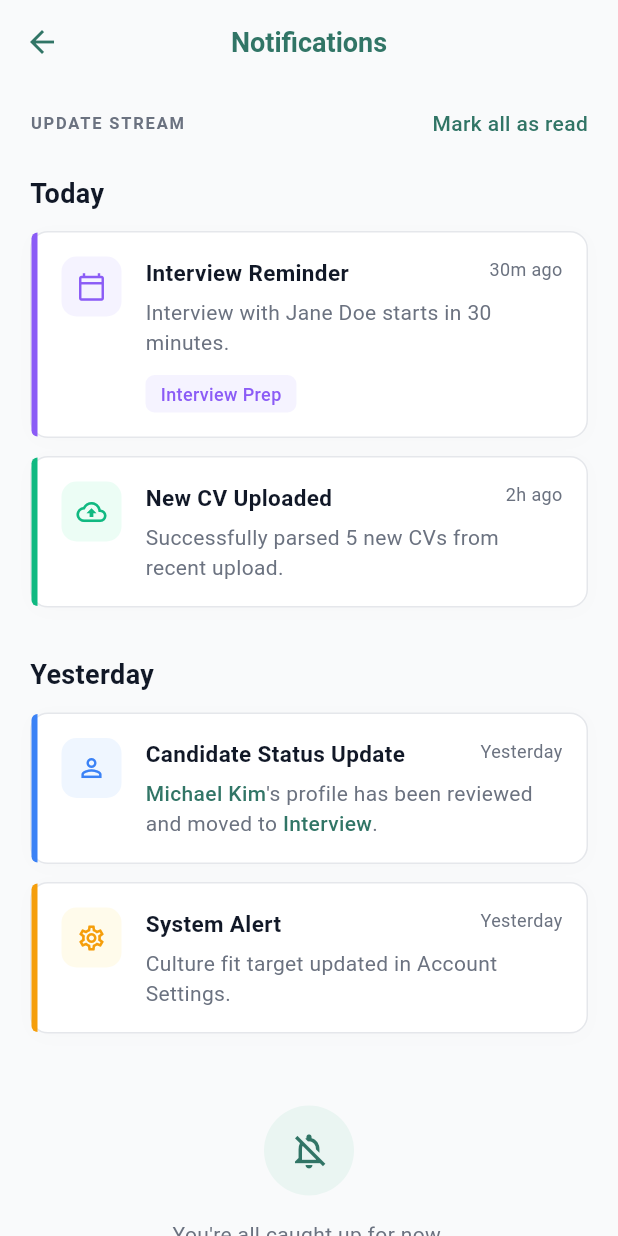
After one commit to glantrox/electus_app, a Flutter app: the NotificationScreen screen opened by its route, on a phone screen of 412 x 824 dp. The commit adds this screen. Run offline on Flutter 3.47's test engine with Material 3 defaults, Android fonts, the phone set to English and light mode, and no system bars; our stand-ins replace camera, equatable, flutter_bloc, get_it, go_router, image_picker.

Commit message:
Add notification screen and update navigation; refactor dashboard and statistics to link to notifications

```diff
--- a/lib/core/theme/colors.dart
+++ b/lib/core/theme/colors.dart
@@ -42,4 +42,13 @@ class AppColor {
   static const Color errorBackground = Color(0xFFFEF2F2);
   static const Color errorText = Color(0xFFDC2626);
   static const Color errorIcon = Color(0xFFB91C1C);
+
+  static const Color notifPurple = Color(0xFF8B5CF6);
+  static const Color notifPurpleBg = Color(0xFFF5F3FF);
+  static const Color notifGreen = Color(0xFF10B981);
+  static const Color notifGreenBg = Color(0xFFECFDF5);
+  static const Color notifBlue = Color(0xFF3B82F6);
+  static const Color notifBlueBg = Color(0xFFEFF6FF);
+  static const Color notifOrange = Color(0xFFF59E0B);
+  static const Color notifOrangeBg = Color(0xFFFFFBEB);
 }
--- a/lib/presentation/pages/dashboard.dart
+++ b/lib/presentation/pages/dashboard.dart
@@ -1,5 +1,6 @@
 import 'package:electus_app/core/theme/colors.dart';
 import 'package:flutter/material.dart';
+import 'package:go_router/go_router.dart';
 
 class DashboardScreen extends StatelessWidget {
   const DashboardScreen({super.key});
@@ -215,17 +216,21 @@ class _DashboardPersistentHeaderDelegate
                           Opacity(
                             opacity: expandedPercent,
                             child: Container(
-                              padding: const EdgeInsets.all(8),
+                              padding: const EdgeInsets.all(6),
                               decoration: BoxDecoration(
                                 color: Colors.white.withOpacity(0.15),
                                 shape: BoxShape.circle,
                               ),
-                              child: const Stack(
+                              child: Stack(
                                 children: [
-                                  Icon(
-                                    Icons.notifications_none,
-                                    color: Colors.white,
-                                    size: 20,
+                                  IconButton(
+                                    onPressed: () =>
+                                        context.push('/notification'),
+                                    icon: Icon(
+                                      Icons.notifications_none,
+                                      color: Colors.white,
+                                      size: 22,
+                                    ),
                                   ),
                                   Positioned(
                                     top: 2,
--- /dev/null
+++ b/lib/presentation/pages/notification.dart
@@ -0,0 +1,338 @@
+import 'package:electus_app/core/theme/colors.dart';
+import 'package:flutter/material.dart';
+import 'package:go_router/go_router.dart';
+
+class NotificationScreen extends StatelessWidget {
+  const NotificationScreen({super.key});
+
+  @override
+  Widget build(BuildContext context) {
+    return Scaffold(
+      backgroundColor: AppColor.background,
+      appBar: AppBar(
+        backgroundColor: AppColor.background,
+        elevation: 0,
+        leading: IconButton(
+          icon: const Icon(Icons.arrow_back, color: AppColor.primary),
+          onPressed: () => context.pop(),
+        ),
+        title: const Text(
+          'Notifications',
+          style: TextStyle(
+            color: AppColor.primary,
+            fontSize: 18,
+            fontWeight: FontWeight.w600,
+          ),
+        ),
+        centerTitle: true,
+      ),
+      // Use ListView instead of SingleChildScrollView for better scrolling performance
+      // if this list grows, though ListView.builder is required for production.
+      body: ListView(
+        padding: const EdgeInsets.symmetric(horizontal: 20, vertical: 16),
+        children: const [
+          _StreamHeader(),
+          SizedBox(height: 24),
+
+          _SectionHeader(title: 'Today'),
+          SizedBox(height: 12),
+          _NotificationCard(
+            accentColor: AppColor.notifPurple,
+            iconBgColor: AppColor.notifPurpleBg,
+            icon: Icons.calendar_today_outlined,
+            title: 'Interview Reminder',
+            time: '30m ago',
+            content: Text(
+              'Interview with Jane Doe starts in 30 minutes.',
+              style: TextStyle(color: AppColor.textSecondary, fontSize: 14),
+            ),
+            badgeLabel: 'Interview Prep',
+          ),
+          SizedBox(height: 12),
+          _NotificationCard(
+            accentColor: AppColor.notifGreen,
+            iconBgColor: AppColor.notifGreenBg,
+            icon: Icons.cloud_upload_outlined,
+            title: 'New CV Uploaded',
+            time: '2h ago',
+            content: Text(
+              'Successfully parsed 5 new CVs from recent upload.',
+              style: TextStyle(color: AppColor.textSecondary, fontSize: 14),
+            ),
+          ),
+
+          SizedBox(height: 32),
+
+          _SectionHeader(title: 'Yesterday'),
+          SizedBox(height: 12),
+          _NotificationCard(
+            accentColor: AppColor.notifBlue,
+            iconBgColor: AppColor.notifBlueBg,
+            icon: Icons.person_outline,
+            title: 'Candidate Status Update',
+            time: 'Yesterday',
+            // Pass a RichText widget for inline styling (the teal names)
+            content: Text.rich(
+              TextSpan(
+                style: TextStyle(
+                  color: AppColor.textSecondary,
+                  fontSize: 14,
+                  height: 1.4,
+                ),
+                children: [
+                  TextSpan(
+                    text: 'Michael Kim',
+                    style: TextStyle(
+                      color: AppColor.primary,
+                      fontWeight: FontWeight.w500,
+                    ),
+                  ),
+                  TextSpan(text: '\'s profile has been reviewed and moved to '),
+                  TextSpan(
+                    text: 'Interview',
+                    style: TextStyle(
+                      color: AppColor.primary,
+                      fontWeight: FontWeight.w500,
+                    ),
+                  ),
+                  TextSpan(text: '.'),
+                ],
+              ),
+            ),
+          ),
+          SizedBox(height: 12),
+          _NotificationCard(
+            accentColor: AppColor.notifOrange,
+            iconBgColor: AppColor.notifOrangeBg,
+            icon: Icons.settings_outlined,
+            title: 'System Alert',
+            time: 'Yesterday',
+            content: Text(
+              'Culture fit target updated in Account Settings.',
+              style: TextStyle(color: AppColor.textSecondary, fontSize: 14),
+            ),
+          ),
+
+          SizedBox(height: 48),
+          _CaughtUpFooter(),
+          SizedBox(height: 24),
+        ],
+      ),
+    );
+  }
+}
+
+class _StreamHeader extends StatelessWidget {
+  const _StreamHeader();
+
+  @override
+  Widget build(BuildContext context) {
+    return Row(
+      mainAxisAlignment: MainAxisAlignment.spaceBetween,
+      children: [
+        const Text(
+          'UPDATE STREAM',
+          style: TextStyle(
+            fontSize: 11,
+            fontWeight: FontWeight.bold,
+            letterSpacing: 1.2,
+            color: AppColor.textSecondary,
+          ),
+        ),
+        GestureDetector(
+          onTap: () {
+            // Trigger mark all read logic
+          },
+          child: const Text(
+            'Mark all as read',
+            style: TextStyle(
+              fontSize: 14,
+              fontWeight: FontWeight.w500,
+              color: AppColor.primary,
+            ),
+          ),
+        ),
+      ],
+    );
+  }
+}
+
+class _SectionHeader extends StatelessWidget {
+  final String title;
+
+  const _SectionHeader({required this.title});
+
+  @override
+  Widget build(BuildContext context) {
+    return Text(
+      title,
+      style: const TextStyle(
+        fontSize: 18,
+        fontWeight: FontWeight.bold,
+        color: AppColor.textPrimary,
+      ),
+    );
+  }
+}
+
+class _NotificationCard extends StatelessWidget {
+  final Color accentColor;
+  final Color iconBgColor;
+  final IconData icon;
+  final String title;
+  final String time;
+  final Widget content;
+  final String? badgeLabel;
+
+  const _NotificationCard({
+    required this.accentColor,
+    required this.iconBgColor,
+    required this.icon,
+    required this.title,
+    required this.time,
+    required this.content,
+    this.badgeLabel,
+  });
+
+  @override
+  Widget build(BuildContext context) {
+    return Container(
+      decoration: BoxDecoration(
+        color: AppColor.surface,
+        borderRadius: BorderRadius.circular(12),
+        border: Border.all(color: AppColor.borderLight, width: 1),
+        boxShadow: [
+          BoxShadow(
+            color: Colors.black.withOpacity(0.01),
+            blurRadius: 10,
+            offset: const Offset(0, 2),
+          ),
+        ],
+      ),
+      child: IntrinsicHeight(
+        // Ensures the left border stretches to match dynamic content height
+        child: Row(
+          crossAxisAlignment: CrossAxisAlignment.stretch,
+          children: [
+            // Colored left border accent
+            Container(
+              width: 4,
+              decoration: BoxDecoration(
+                color: accentColor,
+                borderRadius: const BorderRadius.only(
+                  topLeft: Radius.circular(12),
+                  bottomLeft: Radius.circular(12),
+                ),
+              ),
+            ),
+            Expanded(
+              child: Padding(
+                padding: const EdgeInsets.all(16.0),
+                child: Row(
+                  crossAxisAlignment: CrossAxisAlignment.start,
+                  children: [
+                    // Icon with background
+                    Container(
+                      padding: const EdgeInsets.all(10),
+                      decoration: BoxDecoration(
+                        color: iconBgColor,
+                        borderRadius: BorderRadius.circular(10),
+                      ),
+                      child: Icon(icon, color: accentColor, size: 20),
+                    ),
+                    const SizedBox(width: 16),
+                    // Main content column
+                    Expanded(
+                      child: Column(
+                        crossAxisAlignment: CrossAxisAlignment.start,
+                        children: [
+                          Row(
+                            mainAxisAlignment: MainAxisAlignment.spaceBetween,
+                            crossAxisAlignment: CrossAxisAlignment.start,
+                            children: [
+                              Expanded(
+                                child: Text(
+                                  title,
+                                  style: const TextStyle(
+                                    fontSize: 15,
+                                    fontWeight: FontWeight.bold,
+                                    color: AppColor.textPrimary,
+                                  ),
+                                ),
+                              ),
+                              Text(
+                                time,
+                                style: const TextStyle(
+                                  fontSize: 12,
+                                  color: AppColor.textSecondary,
+                                ),
+                              ),
+                            ],
+                          ),
+                          const SizedBox(height: 6),
+                          content,
+                          if (badgeLabel != null) ...[
+                            const SizedBox(height: 12),
+                            Container(
+                              padding: const EdgeInsets.symmetric(
+                                horizontal: 10,
+                                vertical: 4,
+                              ),
+                              decoration: BoxDecoration(
+                                color: iconBgColor,
+                                borderRadius: BorderRadius.circular(6),
+                              ),
+                              child: Text(
+                                badgeLabel!,
+                                style: TextStyle(
+                                  fontSize: 12,
+                                  fontWeight: FontWeight.w500,
+                                  color: accentColor,
+                                ),
+                              ),
+                            ),
+                          ],
+                        ],
+                      ),
+                    ),
+                  ],
+                ),
+              ),
+            ),
+          ],
+        ),
+      ),
+    );
+  }
+}
+
+class _CaughtUpFooter extends StatelessWidget {
+  const _CaughtUpFooter();
+
+  @override
+  Widget build(BuildContext context) {
+    return Column(
+      children: [
+        Container(
+          padding: const EdgeInsets.all(16),
+          decoration: BoxDecoration(
+            color:
+                AppColor.successBackground, // Assuming teal background exists
+            shape: BoxShape.circle,
+          ),
+          child: const Icon(
+            Icons
+                .notifications_off_outlined, // Standard flutter icon closest to design
+            color: AppColor.primary,
+            size: 28,
+          ),
+        ),
+        const SizedBox(height: 16),
+        const Text(
+          "You're all caught up for now.",
+          style: TextStyle(color: AppColor.textSecondary, fontSize: 14),
+        ),
+      ],
+    );
+  }
+}
--- a/lib/presentation/pages/statistics.dart
+++ b/lib/presentation/pages/statistics.dart
@@ -1,5 +1,6 @@
 import 'package:electus_app/core/theme/colors.dart';
 import 'package:flutter/material.dart';
+import 'package:go_router/go_router.dart';
 
 class StatisticsScreen extends StatelessWidget {
   const StatisticsScreen({super.key});
@@ -53,7 +54,7 @@ class _DashboardHeader extends StatelessWidget {
         ),
         const Spacer(),
         IconButton(
-          onPressed: () {},
+          onPressed: () => context.push('/notification'),
           icon: const Icon(Icons.notifications_none_outlined),
           color: AppColor.primary,
         ),
--- a/lib/router.dart
+++ b/lib/router.dart
@@ -6,6 +6,7 @@ import 'package:electus_app/presentation/features/upload_cv.dart';
 import 'package:electus_app/presentation/main_dashboard.dart';
 import 'package:electus_app/presentation/pages/account_settings.dart';
 import 'package:electus_app/presentation/pages/dashboard.dart';
+import 'package:electus_app/presentation/pages/notification.dart';
 import 'package:electus_app/presentation/pages/statistics.dart';
 import 'package:electus_app/core/router/router_refresh_stream.dart';
 import 'package:electus_app/presentation/auth/bloc/auth/auth_bloc.dart';
@@ -73,6 +74,10 @@ class AppRouter {
       ),
 
       // --- Authenticated Shell (Bottom Navigation) ---
+      GoRoute(
+        path: '/notification',
+        builder: (context, state) => NotificationScreen(),
+      ),
       GoRoute(path: '/scan_cv', builder: (context, state) => ScanCvScreen()),
       StatefulShellRoute.indexedStack(
         builder: (context, state, navigationShell) {
```
